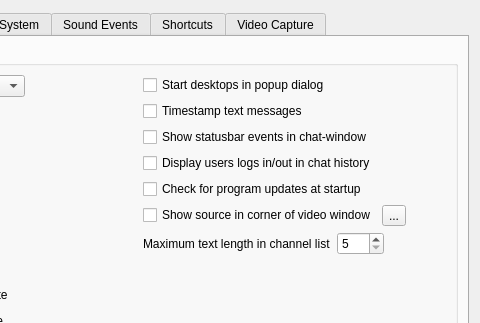
The window that Client/qtTeamTalk/preferences.ui (BearWare/TeamTalk5) describes before a commit, drawn with Qt 5; both pictures show x 278 to 758 and y 0 to 323 of the 758 by 640 pixel window.
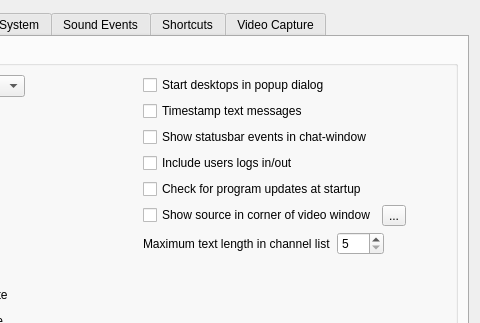
The same window after the commit. The open tabs and pages were chosen to show the change. Icons and pictures are not drawn.

Commit message: Rename checkbox on QT

What changed in the file:
```diff
--- a/Client/qtTeamTalk/preferences.ui
+++ b/Client/qtTeamTalk/preferences.ui
@@ -505,7 +505,7 @@
             <item>
              <widget class="QCheckBox" name="loggedinoutChkBox">
               <property name="text">
-               <string>Display users logs in/out in chat history</string>
+               <string>Include users logs in/out</string>
               </property>
              </widget>
             </item>
```
